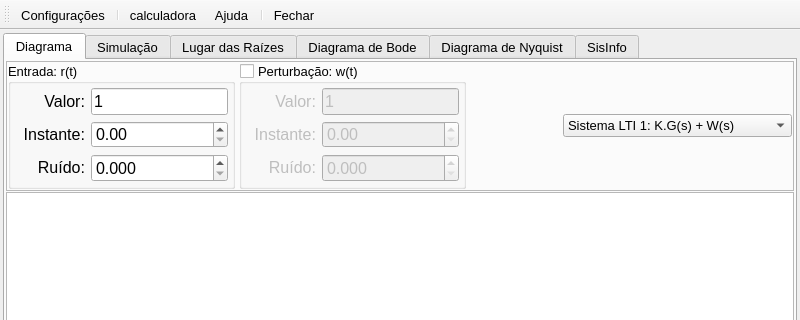
Before: the Qt Designer form LabControle2/MainWindow.ui in miguelmoreto/labcontrole, drawn with Qt 5; both pictures show x 0 to 800 and y 0 to 320 of the 800 by 600 pixel window.
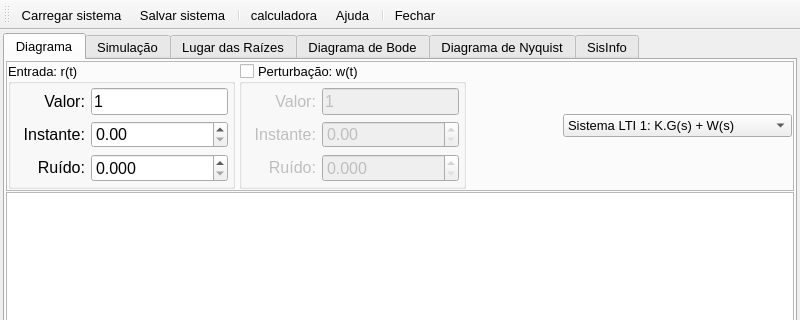
After: the same form once the commit is applied. The open tabs and pages were chosen to show the change. Icons and pictures are not drawn. Custom widgets are drawn as their Qt base class.

What changed in the file:
```diff
--- a/LabControle2/MainWindow.ui
+++ b/LabControle2/MainWindow.ui
@@ -3687,7 +3687,8 @@
    <attribute name="toolBarBreak">
     <bool>false</bool>
    </attribute>
-   <addaction name="actionConfig"/>
+   <addaction name="actionCarregar_sistema"/>
+   <addaction name="actionSalvar_sistema"/>
    <addaction name="separator"/>
    <addaction name="actionCalc"/>
    <addaction name="actionHelp"/>
```
Left out of the diff: 10 changed lines with no effect on the pictures.
